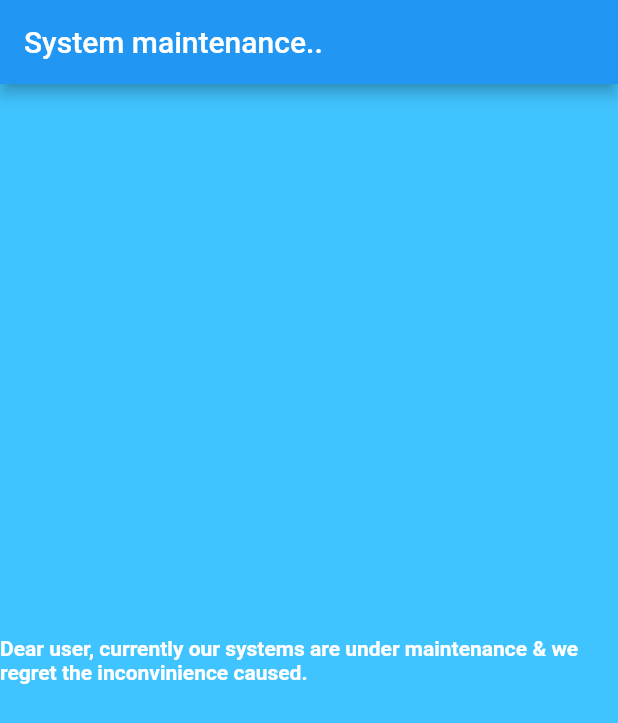
After one commit to ratzr15/flutter-mainteance-screen, a Flutter app: the screen it shows after launch, on a phone screen of 412 x 824 dp. The commit adds this screen. Shown: the top 723 px of the screen. Run offline on Flutter 3.47's test engine with Material 2 defaults, Android fonts, the phone set to English and light mode, and no system bars.

Commit message:
Add: new class for screen

```diff
--- a/lib/MaintenanceRepoClass.dart
+++ b/lib/MaintenanceRepoClass.dart
@@ -1,4 +1,5 @@
 import "package:flutter/material.dart";
+import 'package:flutter_app/app_screens/first_screen.dart';
 
 class MaintenanceRepoClass extends StatelessWidget {
   @override
@@ -15,21 +16,11 @@ class MaintenanceWidget extends StatelessWidget {
   @override
   Widget build(BuildContext context) {
     return MaterialApp(
+        debugShowCheckedModeBanner: false,
         //3. Widgets title
         title: "Maintenance in progress..",
         home: Scaffold(
             appBar: AppBar(title: Text("System maintenance..")),
-            body: Material(
-              color: Colors.lightBlueAccent,
-              child: Center(
-                child: Text(
-                    "Dear user, currently our systems are under maintenance & we regret the inconvinience caused.",
-                    textDirection: TextDirection.ltr,
-                    style: TextStyle(
-                        color: Colors.white,
-                        fontSize: 14.0,
-                        fontWeight: FontWeight.bold)),
-              ),
-            )));
+            body: FirstScreen()));
   }
 }
--- /dev/null
+++ b/lib/app_screens/first_screen.dart
@@ -0,0 +1,19 @@
+import 'package:flutter/material.dart';
+
+class FirstScreen extends StatelessWidget {
+  @override
+  Widget build(BuildContext context) {
+    return Material(
+      color: Colors.lightBlueAccent,
+      child: Center(
+        child: Text(
+            "Dear user, currently our systems are under maintenance & we regret the inconvinience caused.",
+            textDirection: TextDirection.ltr,
+            style: TextStyle(
+                color: Colors.white,
+                fontSize: 14.0,
+                fontWeight: FontWeight.bold)),
+      ),
+    );
+  }
+}
```
Also changed, not shown: lib/main.dart (+3 -5 lines).
